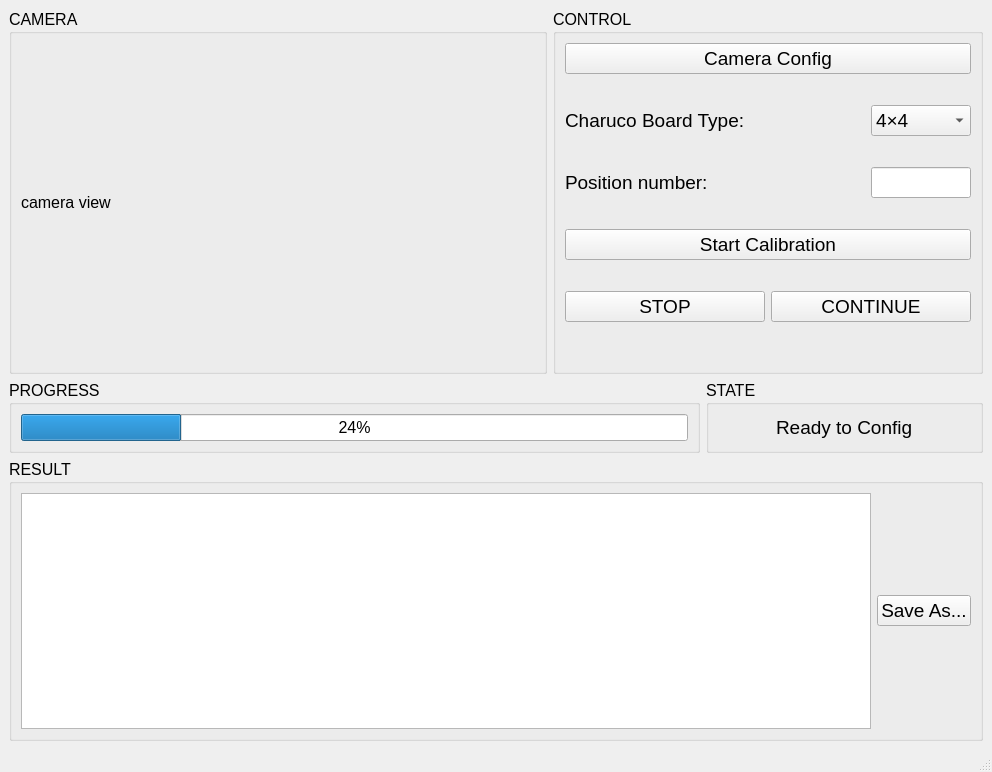
Old version of the form main_window.ui in the repository zhx7723/Multi-Sensor-Hand-Eye-Calibration.
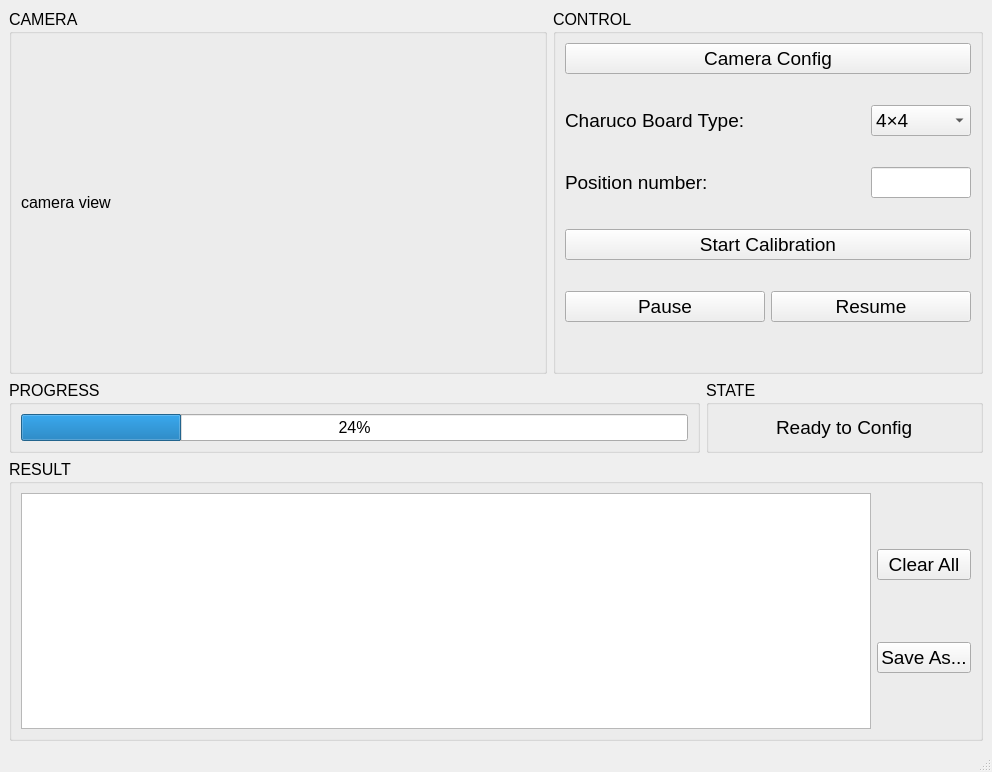
New version of the form.

Commit message: add: clear button

Patch:
```diff
--- a/main_window.ui
+++ b/main_window.ui
@@ -213,7 +213,7 @@
               </font>
              </property>
              <property name="text">
-              <string>STOP</string>
+              <string>Pause</string>
              </property>
             </widget>
            </item>
@@ -232,7 +232,7 @@
               </font>
              </property>
              <property name="text">
-              <string>CONTINUE</string>
+              <string>Resume</string>
              </property>
             </widget>
            </item>
@@ -328,6 +328,20 @@
         <widget class="QTextBrowser" name="textBrowser_result"/>
        </item>
        <item>
+        <layout class="QVBoxLayout" name="verticalLayout_4">
+         <item>
+          <widget class="QPushButton" name="pushButton_clear">
+           <property name="font">
+            <font>
+             <pointsize>14</pointsize>
+            </font>
+           </property>
+           <property name="text">
+            <string>Clear All</string>
+           </property>
+          </widget>
+         </item>
+         <item>
         <widget class="QPushButton" name="pushButton_save">
          <property name="sizePolicy">
           <sizepolicy hsizetype="Fixed" vsizetype="Fixed">
@@ -344,6 +358,8 @@
           <string>Save As...</string>
          </property>
         </widget>
+         </item>
+        </layout>
        </item>
       </layout>
      </widget>
```
Lines whose indentation alone changed are shown as unchanged. The commit also changes 6 other files.
